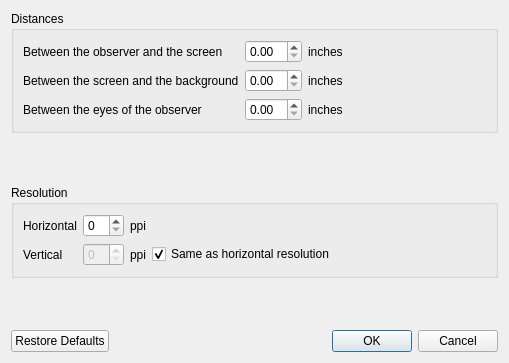
Old version of the form optionsdialog.ui in the repository roop/onrakan.
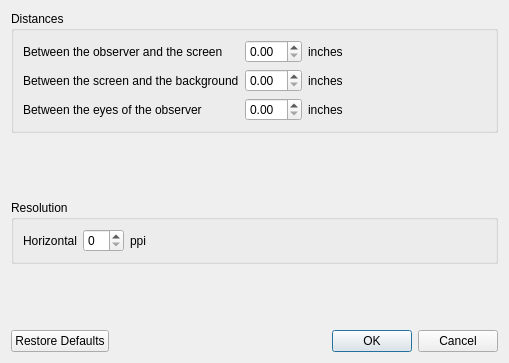
New version of the form.

Commit message: vertical resolution is not used. remove maadi.

What changed in the file:
```diff
--- a/optionsdialog.ui
+++ b/optionsdialog.ui
@@ -197,52 +197,6 @@
           </property>
          </widget>
         </item>
-        <item row="1" column="0">
-         <widget class="QLabel" name="label_9">
-          <property name="text">
-           <string>Vertical</string>
-          </property>
-         </widget>
-        </item>
-        <item row="1" column="1">
-         <widget class="QSpinBox" name="verticalResolution">
-          <property name="enabled">
-           <bool>false</bool>
-          </property>
-          <property name="sizePolicy">
-           <sizepolicy hsizetype="Maximum" vsizetype="Fixed">
-            <horstretch>0</horstretch>
-            <verstretch>0</verstretch>
-           </sizepolicy>
-          </property>
-         </widget>
-        </item>
-        <item row="1" column="2">
-         <widget class="QLabel" name="label_10">
-          <property name="sizePolicy">
-           <sizepolicy hsizetype="Maximum" vsizetype="Preferred">
-            <horstretch>0</horstretch>
-            <verstretch>0</verstretch>
-           </sizepolicy>
-          </property>
-          <property name="toolTip">
-           <string>Pixels Per Inch</string>
-          </property>
-          <property name="text">
-           <string>ppi</string>
-          </property>
-         </widget>
-        </item>
-        <item row="1" column="3">
-         <widget class="QCheckBox" name="sameAsHorizontalResolution">
-          <property name="text">
-           <string>Same as horizontal resolution</string>
-          </property>
-          <property name="checked">
-           <bool>true</bool>
-          </property>
-         </widget>
-        </item>
         <item row="0" column="3">
          <spacer name="horizontalSpacer_2">
           <property name="orientation">
```
Left out of the diff: 16 changed lines with no effect on the pictures. The commit also changes 3 other files.
